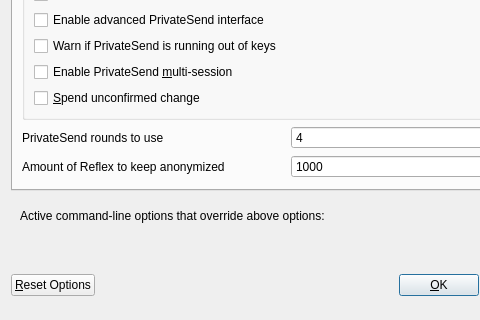
reflexcoin/core, file src/qt/forms/optionsdialog.ui: the form before one commit; both pictures show x 0 to 480 and y 117 to 437 of the 576 by 437 pixel window.
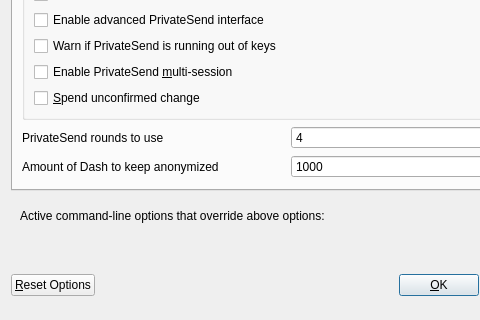
The form after the commit. The open tabs and pages were chosen to show the change. Custom widgets are drawn as their Qt base class.

```diff
--- a/src/qt/forms/optionsdialog.ui
+++ b/src/qt/forms/optionsdialog.ui
@@ -253,7 +253,7 @@
             <string notr="true"/>
            </property>
            <property name="text">
-            <string>Amount of Reflex to keep anonymized</string>
+            <string>Amount of Dash to keep anonymized</string>
            </property>
           </widget>
          </item>
```
Left out of the diff: 4 changed lines with no effect on the pictures.
